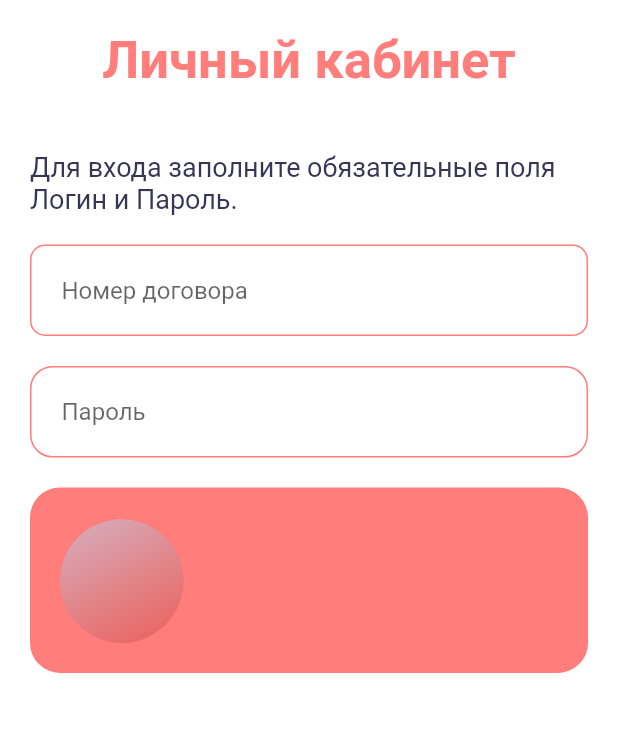
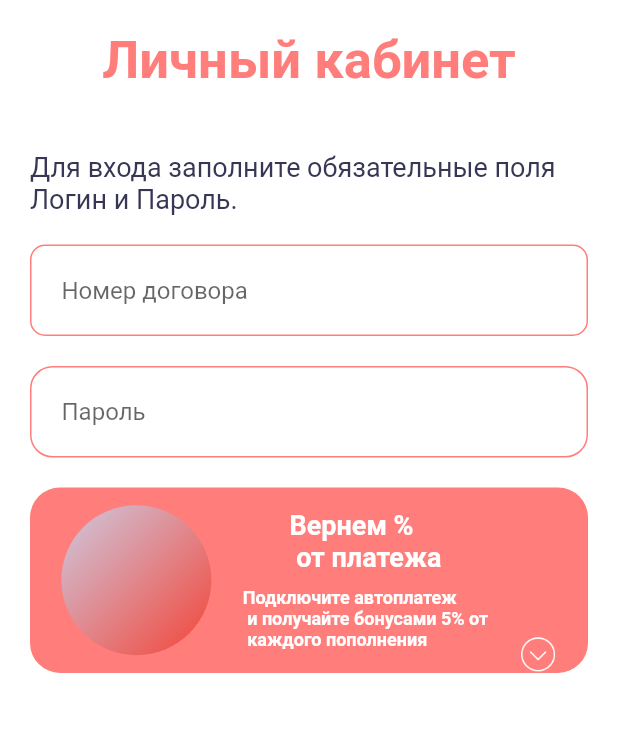
Before and after one commit to lucasudar/dancer_test, a Flutter app: the screen it shows after launch, on a phone screen of 412 x 824 dp, the part 156-888 px from its top. Run offline on Flutter 3.47's test engine with Material 2 defaults, Android fonts, the phone set to English and light mode, and no system bars; our stand-ins replace flutter_svg.

Commit message:
created added text to banner

```diff
--- a/lib/screens/login_page/components/body.dart
+++ b/lib/screens/login_page/components/body.dart
@@ -113,14 +113,15 @@ class _BodyState extends State<Body> {
                         color: kPrimaryColor,
                         borderRadius: BorderRadius.circular(20),
                       ),
-                      child: Stack(
+                      child: Row(
+                        mainAxisAlignment: MainAxisAlignment.spaceEvenly,
                         children: [
-                          Positioned(
-                            top: -20,
-                            left: 20,
-                            child: Container(
-                              width: size.width * 0.2,
-                              height: size.height * 0.2,
+                          Column(
+                            mainAxisAlignment: MainAxisAlignment.center,
+                            children: [
+                              Container(
+                                width: 100,
+                                height: 100,
                                 decoration: const BoxDecoration(
                                   shape: BoxShape.circle,
                                   gradient: LinearGradient(
@@ -132,12 +133,51 @@ class _BodyState extends State<Body> {
                                     end: Alignment.bottomRight,
                                   ),
                                 ),
+                              )
+                            ],
+                          ),
+                          Column(
+                            mainAxisAlignment: MainAxisAlignment.center,
+                            children: const [
+                              Align(
+                                alignment: Alignment.centerRight,
+                                child: Text(
+                                  'Вернем %\n от платежа',
+                                  style: TextStyle(
+                                    fontWeight: FontWeight.bold,
+                                    color: Colors.white,
+                                    fontSize: 18,
+                                  ),
+                                ),
+                              ),
+                              SizedBox(height: kDefaultPadding / 2),
+                              Align(
+                                alignment: Alignment.bottomRight,
+                                child: Text(
+                                  'Подключите автоплатеж\n и получайте бонусами 5% от\n каждого пополнения',
+                                  style: TextStyle(
+                                    color: Colors.white,
+                                    fontWeight: FontWeight.bold,
+                                    fontSize: 12,
+                                  ),
                                 ),
                               ),
                             ],
                           ),
+                          Column(
+                            mainAxisAlignment: MainAxisAlignment.end,
+                            children: [
+                              Image.asset(
+                                'assets/icons/down-button.png',
+                                height: size.height * 0.03,
+                                color: Colors.white
                               ),
-                  )
+                            ],
+                          ),
+                        ],
+                      ),
+                    ),
+                  ),
                 ],
               ),
             ),
--- a/pubspec.yaml
+++ b/pubspec.yaml
@@ -61,7 +61,7 @@ flutter:
   # To add assets to your application, add an assets section, like this:
   assets:
     - assets/logo/
-  #   - images/a_dot_ham.jpeg
+    - assets/icons/
 
   # An image asset can refer to one or more resolution-specific "variants", see
   # https://flutter.dev/assets-and-images/#resolution-aware
```
Also changed, not shown: assets/icons/down-button.png (added). Lines whose indentation alone changed are shown as unchanged.
